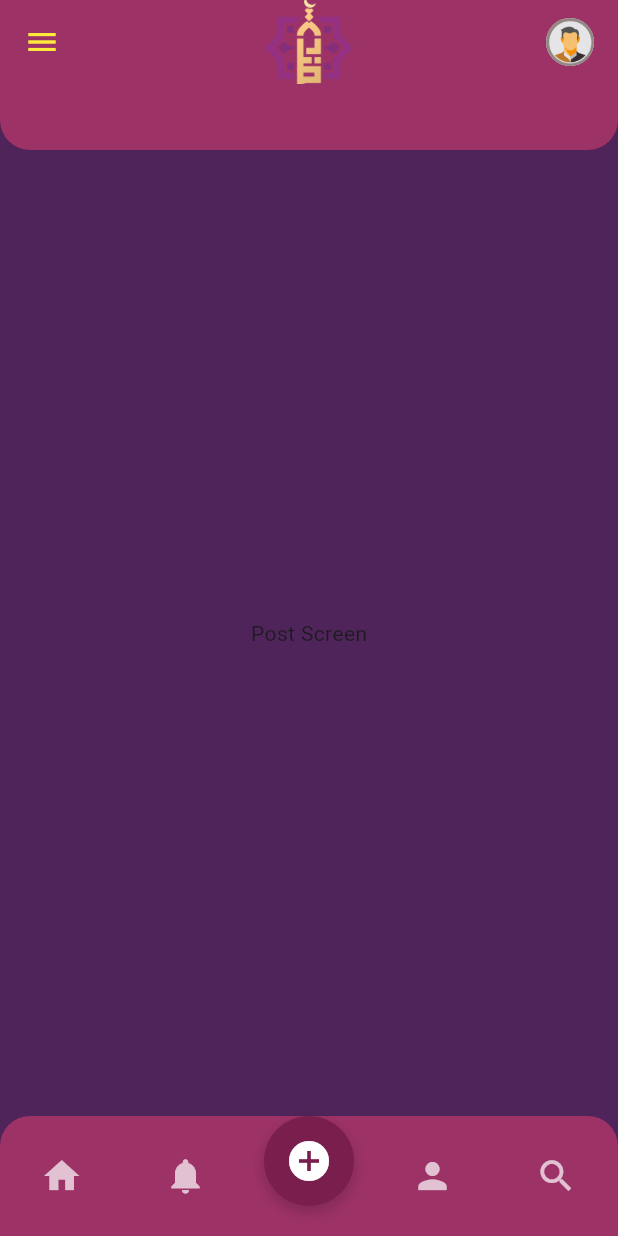
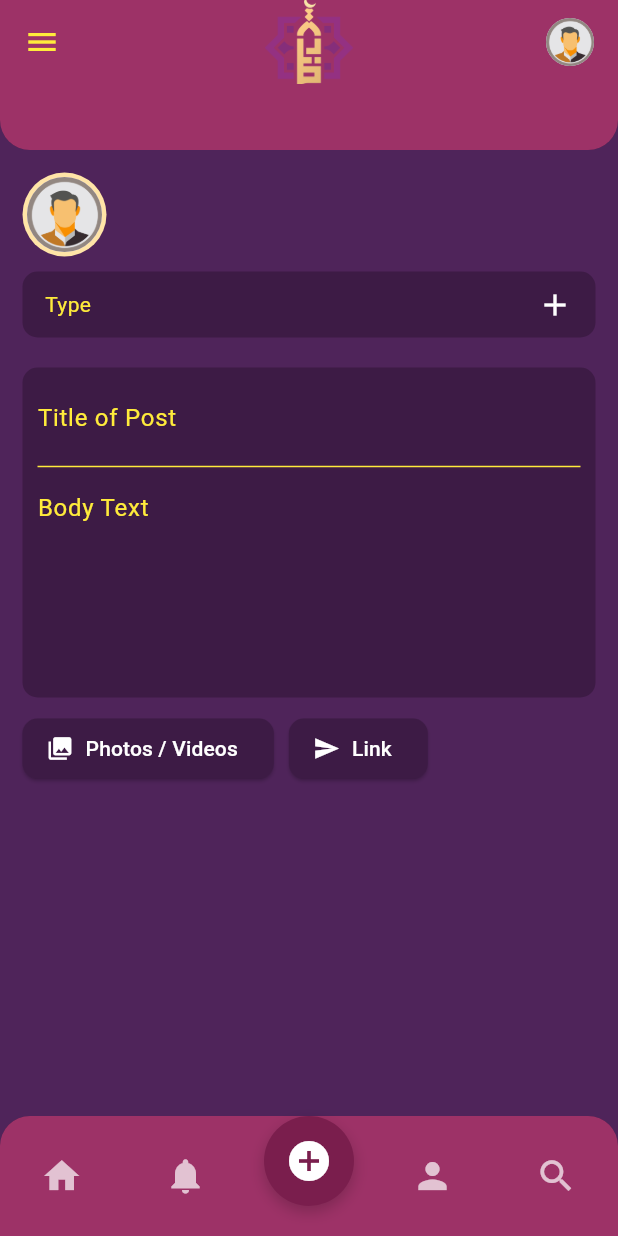
Before and after one commit to dojosgithub/the-minaret, a Flutter app: the screen it shows after launch, item 3 of the bottom bar chosen, on a phone screen of 412 x 824 dp. Run offline on Flutter 3.47's test engine with Material 3 defaults, Android fonts, the phone set to English and light mode, and no system bars.

Commit message:
Initial Post Screen

```diff
--- a/lib/screens/post_screen.dart
+++ b/lib/screens/post_screen.dart
@@ -1,15 +1,149 @@
 import 'package:flutter/material.dart';
 
-class PostScreen extends StatelessWidget {
+class PostScreen extends StatefulWidget {
   const PostScreen({super.key});
+
+  @override
+  State<PostScreen> createState() => _PostPageState();
+}
+
+class _PostPageState extends State<PostScreen> {
+  String? selectedType;
 
   @override
   Widget build(BuildContext context) {
     return Scaffold(
       backgroundColor: const Color(0xFF4F245A),
-
-      body: Center(
-        child: Text('Post Screen'),
+      body: Padding(
+        padding: const EdgeInsets.all(15.0),
+        child: Column(
+          crossAxisAlignment: CrossAxisAlignment.start,
+          children: [
+            Row(
+              crossAxisAlignment: CrossAxisAlignment.start,
+              children: [
+                Container(
+                  padding: const EdgeInsets.all(3),
+                  decoration: const BoxDecoration(
+                    shape: BoxShape.circle,
+                    color: Color(0xFFFFE4A7),
+                  ),
+                  child: const CircleAvatar(
+                    backgroundImage: AssetImage('assets/profile_picture.png'),
+                    radius: 25,
+                  ),
+                ),
+              ],
+            ),
+            const SizedBox(height: 10),
+            GestureDetector(
+              onTap: () {
+                showModalBottomSheet(
+                  context: context,
+                  backgroundColor: const Color(0xFF3D1B45),
+                  builder: (BuildContext context) {
+                    return Column(
+                      mainAxisSize: MainAxisSize.min,
+                      children: [
+                        ListTile(
+                          title: const Text('Reporters', style: TextStyle(color: Colors.white)),
+                          onTap: () {
+                            setState(() => selectedType = 'Reporters');
+                            Navigator.pop(context);
+                          },
+                        ),
+                        ListTile(
+                          title: const Text('Islamic Knowledge', style: TextStyle(color: Colors.white)),
+                          onTap: () {
+                            setState(() => selectedType = 'Islamic Knowledge');
+                            Navigator.pop(context);
+                          },
+                        ),
+                        ListTile(
+                          title: const Text('Discussion', style: TextStyle(color: Colors.white)),
+                          onTap: () {
+                            setState(() => selectedType = 'Discussion');
+                            Navigator.pop(context);
+                          },
+                        ),
+                      ],
+                    );
+                  },
+                );
+              },
+              child: Container(
+                padding: const EdgeInsets.symmetric(horizontal: 15, vertical: 10),
+                decoration: BoxDecoration(
+                  color: const Color(0xFF3D1B45),
+                  borderRadius: BorderRadius.circular(10),
+                ),
+                child: Row(
+                  mainAxisAlignment: MainAxisAlignment.spaceBetween,
+                  children: [
+                    const Text('Type', style: TextStyle(color: Colors.yellow)),
+                    const Icon(Icons.add, color: Colors.white),
+                  ],
+                ),
+              ),
+            ),
+            const SizedBox(height: 20),
+            Container(
+              padding: const EdgeInsets.all(10),
+              decoration: BoxDecoration(
+                color: const Color(0xFF3D1B45),
+                borderRadius: BorderRadius.circular(10),
+              ),
+              child: Column(
+                crossAxisAlignment: CrossAxisAlignment.start,
+                children: [
+                  TextField(
+                    maxLines: 1,
+                    style: const TextStyle(color: Colors.white),
+                    decoration: const InputDecoration(
+                      border: InputBorder.none,
+                      hintText: 'Title of Post',
+                      hintStyle: TextStyle(color: Colors.yellow),
+                    )
+                    ),
+                  const Divider(color: Colors.yellow),
+                  TextField(
+                    maxLines: 5,
+                    style: const TextStyle(color: Colors.white),
+                    decoration: const InputDecoration(
+                      border: InputBorder.none,
+                      hintText: 'Body Text',
+                      hintStyle: TextStyle(color: Colors.yellow),
+                    ),
+                  ),
+                ],
+              ),
+            ),
+            const SizedBox(height: 10),
+            Row(
+              children: [
+                ElevatedButton.icon(
+                  onPressed: () {},
+                  icon: const Icon(Icons.collections, color: Colors.white),
+                  label: const Text('Photos / Videos', style: TextStyle(color: Colors.white)),
+                  style: ElevatedButton.styleFrom(
+                    backgroundColor: const Color(0xFF3D1B45),
+                    shape: RoundedRectangleBorder(borderRadius: BorderRadius.circular(10)),
+                  ),
+                ),
+                const SizedBox(width: 10),
+                ElevatedButton.icon(
+                  onPressed: () {},
+                  icon: const Icon(Icons.send, color: Colors.white),
+                  label: const Text('Link', style: TextStyle(color: Colors.white)),
+                  style: ElevatedButton.styleFrom(
+                    backgroundColor: const Color(0xFF3D1B45),
+                    shape: RoundedRectangleBorder(borderRadius: BorderRadius.circular(10)),
+                  ),
+                ),
+              ],
+            ),
+          ],
+        ),
       ),
     );
   }
```
